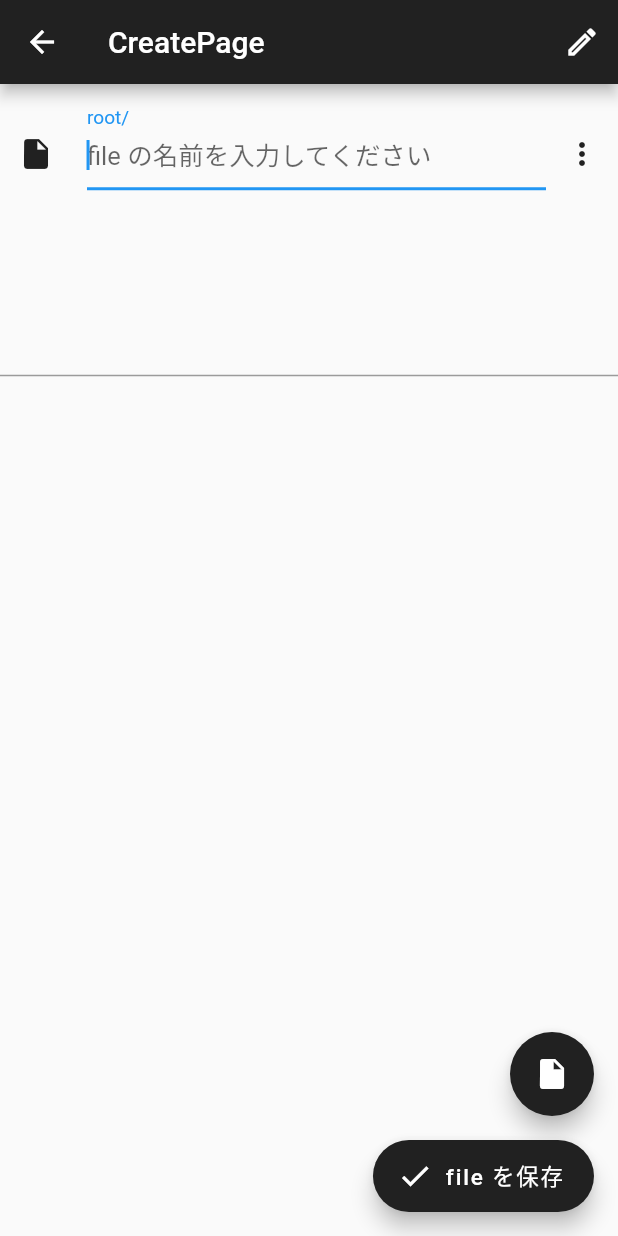
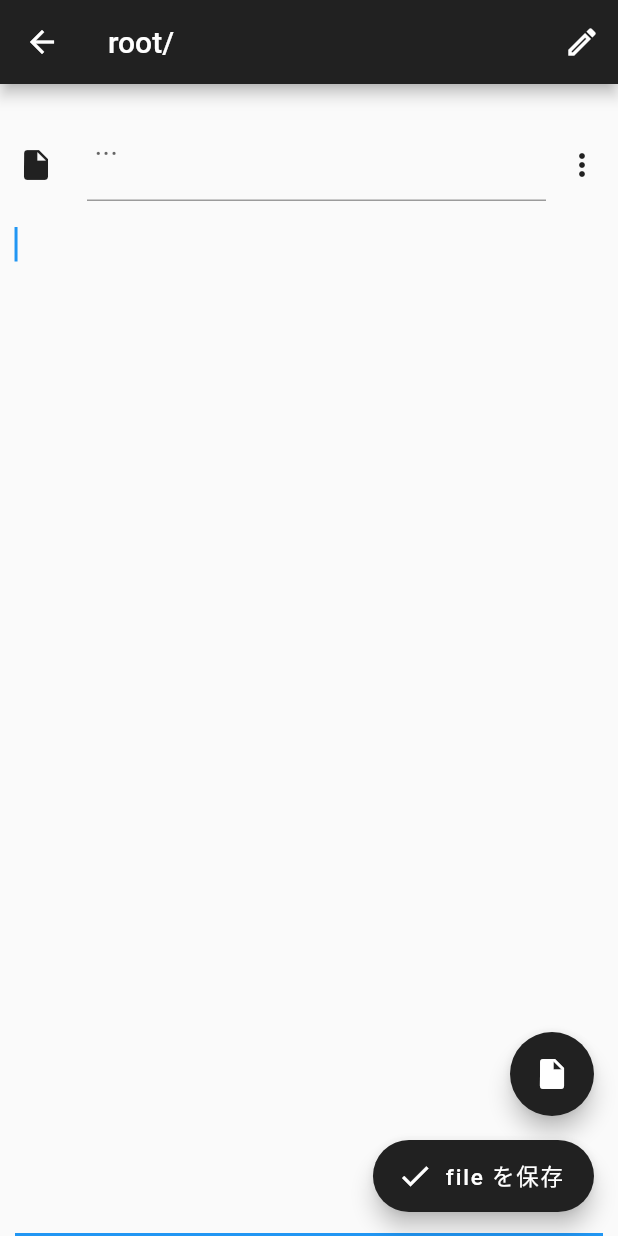
Before and after one commit to 7wataaa/memoapp, a Flutter app: the screen it shows after launch, after a tap on the "add" icon, on a phone screen of 412 x 824 dp. Run offline on Flutter 3.47's test engine with Material 2 defaults, Android fonts, the phone set to English and light mode, and no system bars; missing offline and left inert: screen.

Commit message:
作成画面の実装

```diff
--- a/lib/main.dart
+++ b/lib/main.dart
@@ -494,5 +494,4 @@ class _HomeState extends State<Home> {
 
 勝手に名前付ける機能だけどそれをそのままファイルネームにするより、idか何かで管理したほうが使いやすい
 
-tagのホーム画面で、選んでもたまに出てこないのと、1+2回呼ばれてる
 */
--- a/lib/page/create_page.dart
+++ b/lib/page/create_page.dart
@@ -20,27 +20,30 @@ class CreatePage extends StatefulWidget {
 }
 
 class _CreatePageState extends State<CreatePage> {
-  TextEditingController textEditingController;
+  final FocusNode _focusNode = FocusNode();
+
+  ///fileまたはfolderのコントローラー
+  final _nameEditingController = TextEditingController();
+
+  ///メモのコントローラー
+  final _memoController = TextEditingController();
 
   ///入力する名前
-  String nameStr = '';
+  String _nameStr = '';
 
   ///file または folder
-  String type = 'file';
+  String _type = 'file';
 
   ///パス
-  String path;
-
-  ///新規追加するタグの内容
-  String stringTagValue = '';
+  String _path;
 
   ///追加するタグ
-  List<Tag> tmpTags = [];
+  final _tmpTags = <Tag>[];
 
   ///追加するタグ(デコレーション用)
-  StringBuffer labelTagStr = StringBuffer('');
+  final _labelTagStr = StringBuffer('');
 
-  List<PopupMenuEntry<String>> menuEntry = [
+  final menuEntry = <PopupMenuEntry<String>>[
     const PopupMenuItem(
       value: 'PDw8ZGVmYXVsdEl0ZW06IGFkZD4+Pg==',
       child: Text('タグを追加...'),
@@ -50,7 +53,7 @@ class _CreatePageState extends State<CreatePage> {
   ///btnIcon()
   ///-> typeごとの iconを 表示する
   Widget btnIcon() {
-    if (type == 'file') {
+    if (_type == 'file') {
       return const Icon(Icons.insert_drive_file);
     } else {
       return const Icon(Icons.folder);
@@ -60,44 +63,53 @@ class _CreatePageState extends State<CreatePage> {
   ///typeSwitch()
   ///-> 'file'と'folder'を切り替える
   void typeSwitch() {
-    if (type == 'file') {
+    if (_type == 'file') {
       setState(() {
-        type = 'folder';
+        _type = 'folder';
       });
     } else {
       setState(() {
-        type = 'file';
+        _type = 'file';
       });
     }
   }
 
+  @override
+  void initState() {
+    super.initState();
+    _focusNode.addListener(() {
+      if (_focusNode.hasFocus) {
+        _nameEditingController.selection = TextSelection(
+            baseOffset: 0, extentOffset: _nameEditingController.text.length);
+      }
+    });
+  }
+
   ///parentDecoration()
   ///type, directory ごとのデコレーション
-  InputDecoration parentDecoration() {
+  InputDecoration createTargetDecoration() {
     return InputDecoration(
-      labelText:
-          '${RegExp(r'([^/]+?)?$').stringMatch(widget.tDir.path)}/  ${labelTagStr.toString()}',
-      hintText: '$type の名前を入力してください',
+      labelText: ' ${_labelTagStr.isEmpty ? '...' : _labelTagStr}',
+      hintText: '$_type の名前を入力してください',
     );
   }
 
-  void _onSelected(String value) {
-    if (value == 'PDw8ZGVmYXVsdEl0ZW06IGFkZD4+Pg==') {
+  void _onSelected(String selectedValue) {
+    if (selectedValue == 'PDw8ZGVmYXVsdEl0ZW06IGFkZD4+Pg==') {
       pushTagEditPage();
     } else {
-      for (final tag in tmpTags) {
-        if (value == tag.tagName) {
-          //TODO 選ばれたものが同じだったときに削除する機能
-          return;
+      if (_tmpTags.map((e) => e.tagName).contains(selectedValue)) {
+        _tmpTags.removeWhere((tag) => tag.tagName == selectedValue);
+      } else {
+        _tmpTags.add(
+          Tag('$selectedValue'),
+        );
       }
-      }
-      tmpTags.add(
-        Tag('$value'),
-      );
-      labelTagStr.clear();
+
+      _labelTagStr.clear();
       setState(() {
-        for (final tag in tmpTags) {
-          labelTagStr.write('#${tag.tagName} ');
+        for (final tag in _tmpTags) {
+          _labelTagStr.write('#${tag.tagName} ');
         }
       });
     }
@@ -108,7 +120,7 @@ class _CreatePageState extends State<CreatePage> {
     return Scaffold(
       appBar: AppBar(
         backgroundColor: const Color(0xFF212121),
-        title: const Text('CreatePage'),
+        title: Text('${RegExp(r'([^/]+?)?$').stringMatch(widget.tDir.path)}/'),
         actions: <IconButton>[
           IconButton(
             icon: const Icon(Icons.edit_outlined),
@@ -121,7 +133,9 @@ class _CreatePageState extends State<CreatePage> {
       body: Column(
         mainAxisAlignment: MainAxisAlignment.start,
         children: <Widget>[
-          Row(
+          Container(
+            //color: Color(Colors.grey.value),
+            child: Row(
               crossAxisAlignment: CrossAxisAlignment.end,
               children: <Widget>[
                 IconButton(
@@ -137,10 +151,11 @@ class _CreatePageState extends State<CreatePage> {
                       bottom: 0,
                     ),
                     child: TextField(
-                    controller: textEditingController,
-                    autofocus: true,
-                    decoration: parentDecoration(),
-                    onChanged: (str) => nameStr = str,
+                      focusNode: _focusNode,
+                      style: const TextStyle(fontSize: 20),
+                      controller: _nameEditingController,
+                      decoration: createTargetDecoration(),
+                      onChanged: (str) => _nameStr = str,
                     ),
                   ),
                 ),
@@ -153,9 +168,36 @@ class _CreatePageState extends State<CreatePage> {
                     }),
               ],
             ),
-          const Flexible(
+          ),
+          Flexible(
+            child: Container(
+              padding:
+                  const EdgeInsets.only(left: 10, right: 10, top: 5, bottom: 0),
               child: TextField(
-              maxLines: 5,
+                controller: _memoController,
+                autofocus: true,
+                maxLines: 30,
+                style: const TextStyle(
+                  fontSize: 20,
+                ),
+                onChanged: (String value) {
+                  var str = _memoController.text
+                      .split('\n')
+                      .firstWhere((e) => e != '' && e.contains(RegExp(r'[^ ]')),
+                          orElse: () => '')
+                      .trim();
+
+                  if (str.length > 30) {
+                    str = str.substring(0, 30);
+                  }
+                  debugPrint('$str');
+
+                  if (_nameEditingController.text != str) {
+                    _nameEditingController.text = str;
+                    _nameStr = str;
+                  }
+                },
+              ),
             ),
           ),
         ],
@@ -176,16 +218,16 @@ class _CreatePageState extends State<CreatePage> {
             heroTag: 'PageBtn',
             backgroundColor: const Color(0xFF212121),
             icon: const Icon(Icons.check),
-            label: Text('$type を保存'),
+            label: Text('$_type を保存'),
             onPressed: () async {
-              path = widget.isRoot
+              _path = widget.isRoot
                   ? '${await localPath()}/root'
                   : Directory.current.path;
 
-              final overlapping = File('$path/$nameStr').existsSync() ||
-                  Directory('$path/$nameStr').existsSync();
+              final overlapping = File('$_path/$_nameStr').existsSync() ||
+                  Directory('$_path/$_nameStr').existsSync();
 
-              if (nameStr == '') {
+              if (_nameStr == '') {
                 debugPrint('!! 名前が未入力です');
                 return;
               } else if (overlapping) {
@@ -193,19 +235,17 @@ class _CreatePageState extends State<CreatePage> {
                 return;
               }
 
-              switch (type) {
+              switch (_type) {
                 case 'file':
-                  final newFileInfo = FilePlusTag(File('$path/$nameStr'));
-
-                  newFileInfo.fileCreateAndAddTag(tmpTags);
+                  FilePlusTag(File('$_path/$_nameStr'))
+                    ..fileCreateAndAddTag(_tmpTags)
+                    ..file.writeAsStringSync('${_memoController.text}');
                   debugPrint('file created');
-
                   Navigator.pop(context);
                   break;
                 case 'folder':
-                  Directory('$path/$nameStr').create();
+                  Directory('$_path/$_nameStr').create();
                   debugPrint('folder created');
-
                   Navigator.pop(context);
                   break;
               }
--- a/lib/widget/folder_widget.dart
+++ b/lib/widget/folder_widget.dart
@@ -28,6 +28,7 @@ class _FolderState extends State<FolderWidget> {
     return Container(
       padding: const EdgeInsets.only(left: 10, right: 0, top: 5, bottom: 0),
       child: ListTile(
+        key: GlobalKey(),
         title: Text('${widget.name}', style: const TextStyle(fontSize: 18.5)),
         leading: const Icon(Icons.folder),
         onTap: () {
@@ -194,6 +195,7 @@ class _FolderCheckboxWidgetState extends State<FolderCheckboxWidget> {
     return Container(
       padding: const EdgeInsets.only(left: 10, right: 0, top: 5, bottom: 0),
       child: CheckboxListTile(
+        key: GlobalKey(),
         title: Text('${widget.name}', style: const TextStyle(fontSize: 18.5)),
         secondary: const Icon(Icons.folder),
         value: isChecked,
```
Also changed, not shown: lib/file_plus_tag.dart (+16 -2 lines), lib/widget/file_widget.dart (+6 -8 lines). Lines whose indentation alone changed are shown as unchanged.
